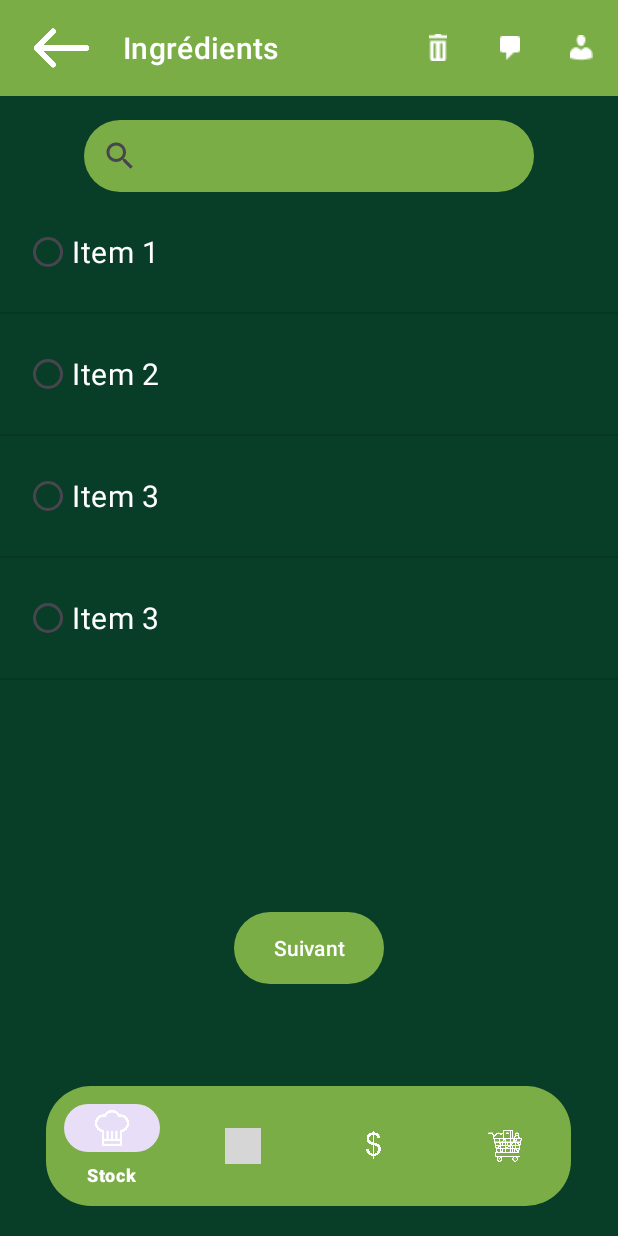
After one commit to hicham2000/Stockify-FrontEnd, an Android app: the ingredients screen opened directly, with no data from a screen before it, on a phone screen of 412 x 824 dp. The commit adds this screen. Run offline under Robolectric (Android 15) with nearby library versions, the light colour scheme and no system bars; grey boxes are pictures that could not be loaded.

Commit message:
add ingredient screen

```diff
--- a/app/src/main/AndroidManifest.xml
+++ b/app/src/main/AndroidManifest.xml
@@ -19,9 +19,11 @@
         android:usesCleartextTraffic="true"
         tools:targetApi="31">
         <activity
+            android:name=".Repas.ingredients"
+            android:exported="true" />
+        <activity
             android:name=".Liste_Course.ModifierProduit"
             android:exported="false" />
-
         <activity
             android:name=".Liste_Course.AjouterProduit"
             android:exported="false" />
--- /dev/null
+++ b/app/src/main/java/com/example/stockifi/Repas/CustomAdapter.java
@@ -0,0 +1,44 @@
+package com.example.stockifi.Repas;
+import android.content.Context;
+import android.view.LayoutInflater;
+import android.view.View;
+import android.view.ViewGroup;
+import android.widget.ArrayAdapter;
+import android.widget.CompoundButton;
+import android.widget.RadioButton;
+import android.widget.RadioGroup;
+
+import com.example.stockifi.R;
+
+import java.util.ArrayList;
+
+public class CustomAdapter extends ArrayAdapter<String> {
+    private ArrayList<Boolean> checkedPositions = new ArrayList<>();
+
+    public CustomAdapter(Context context, ArrayList<String> data) {
+        super(context, 0, data);
+        for (int i = 0; i < data.size(); i++) {
+            checkedPositions.add(false);
+        }
+    }
+
+    @Override
+    public View getView(final int position, View convertView, ViewGroup parent) {
+        if (convertView == null) {
+            convertView = LayoutInflater.from(getContext()).inflate(R.layout.ingredientlist, parent, false);
+        }
+
+        RadioButton radioButton = convertView.findViewById(R.id.radioButtoningredient);
+        radioButton.setChecked(checkedPositions.get(position));
+        radioButton.setText(getItem(position));
+        radioButton.setOnClickListener(new View.OnClickListener() {
+            @Override
+            public void onClick(View v) {
+                checkedPositions.set(position, !checkedPositions.get(position));
+                notifyDataSetChanged();
+            }
+        });
+
+        return convertView;
+    }
+}
--- /dev/null
+++ b/app/src/main/java/com/example/stockifi/Repas/ingredients.java
@@ -0,0 +1,34 @@
+package com.example.stockifi.Repas;
+
+import androidx.appcompat.app.AppCompatActivity;
+
+import android.os.Bundle;
+import android.widget.ArrayAdapter;
+import android.widget.ListView;
+
+import com.example.stockifi.R;
+
+import java.util.ArrayList;
+
+public class ingredients extends AppCompatActivity {
+
+    @Override
+    protected void onCreate(Bundle savedInstanceState) {
+        super.onCreate(savedInstanceState);
+        setContentView(R.layout.activity_ingredients);
+
+        ListView listView = findViewById(R.id.myListViewingredient);
+
+        ArrayList<String> dataList = new ArrayList<>();
+
+
+        dataList.add("Item 1");
+        dataList.add("Item 2");
+        dataList.add("Item 3");
+        dataList.add("Item 3");
+        CustomAdapter adapter = new CustomAdapter(this, dataList);
+
+        listView.setAdapter(adapter);
+
+    }
+}
--- /dev/null
+++ b/app/src/main/res/layout/activity_ingredients.xml
@@ -0,0 +1,106 @@
+<?xml version="1.0" encoding="utf-8"?>
+<RelativeLayout
+xmlns:android="http://schemas.android.com/apk/res/android"
+xmlns:tools="http://schemas.android.com/tools"
+xmlns:app="http://schemas.android.com/apk/res-auto"
+android:layout_width="match_parent"
+android:layout_height="match_parent"
+tools:context=".Repas.ingredients"
+android:orientation="vertical"
+android:background="@color/vert">
+
+<androidx.appcompat.widget.Toolbar
+    android:id="@+id/toolbar"
+    android:layout_width="match_parent"
+    android:layout_height="?attr/actionBarSize"
+    android:background="?attr/colorPrimary">
+
+    <!-- Ajoutez une flèche de retour à la Toolbar -->
+    <ImageView
+        android:id="@+id/toolbar_back_button"
+        android:layout_width="50dp"
+        android:layout_height="wrap_content"
+        android:src="@drawable/fleche"
+        android:layout_gravity="start"
+        android:layout_marginStart="16dp"
+        />
+
+    <com.google.android.material.appbar.MaterialToolbar
+
+        style="@style/Widget.MaterialComponents.Toolbar.Primary"
+        android:layout_width="match_parent"
+        android:layout_height="wrap_content"
+        app:title="@string/ingredient"
+        app:menu="@menu/menu_profil"
+        />
+
+</androidx.appcompat.widget.Toolbar>
+    <com.google.android.material.bottomnavigation.BottomNavigationView
+
+        android:id="@+id/androidx_window_course"
+        android:layout_width="350dp"
+        app:itemIconTint="@color/white"
+        app:itemTextColor="@color/white"
+        android:layout_height="wrap_content"
+        android:layout_alignParentBottom="true"
+        android:layout_centerHorizontal="true"
+        android:layout_marginBottom="20dp"
+        android:background="@drawable/ellipse_menu"
+        app:menu="@menu/menu_bottom_navigation"/>
+
+    <android.widget.SearchView
+        android:id="@+id/searchingredient"
+        android:layout_width="300dp"
+        android:layout_height="wrap_content"
+        android:layout_marginTop="80dp"
+        android:background="@drawable/ellipse_menu"
+        android:layout_centerHorizontal="true"
+
+
+        />
+
+
+
+
+        <LinearLayout
+            android:layout_width="match_parent"
+            android:layout_height="match_parent"
+            android:orientation="vertical"
+            android:layout_below="@+id/searchingredient"
+
+            >
+
+            <ListView
+                android:id="@+id/myListViewingredient"
+                android:layout_width="match_parent"
+                android:layout_height="480dp"
+                android:paddingBottom="20dp"/>
+
+            <Button
+                android:id="@+id/ajouterhgf"
+                android:layout_width="wrap_content"
+                android:layout_height="wrap_content"
+                android:background="@drawable/ellipse_menu"
+                android:text="Suivant"
+                android:layout_gravity="center"
+                android:textColor="@color/white" />
+
+
+
+
+
+
+
+
+
+
+        </LinearLayout>
+
+
+
+
+
+
+
+
+</RelativeLayout>
--- /dev/null
+++ b/app/src/main/res/layout/ingredientlist.xml
@@ -0,0 +1,20 @@
+<?xml version="1.0" encoding="utf-8"?>
+<LinearLayout xmlns:android="http://schemas.android.com/apk/res/android"
+    android:layout_width="match_parent"
+    android:layout_height="wrap_content"
+    android:padding="16dp"
+    android:orientation="horizontal">
+
+    <RadioButton
+        android:id="@+id/radioButtoningredient"
+        android:layout_width="wrap_content"
+        android:layout_height="wrap_content"
+        android:text="Option"
+
+        android:textSize="20sp"
+        android:textColor="#FFFFFF"
+        android:buttonTint="#FFFFFF"
+        android:drawablePadding="50dp"/> <!-- Default checked -->
+
+
+</LinearLayout>
--- a/app/src/main/res/values/strings.xml
+++ b/app/src/main/res/values/strings.xml
@@ -10,6 +10,8 @@
     <string name="accepter">Accepter</string>
     <string name="conditions_utilisation"> les condition d\'utilisation </string>
     <string name="description_regime"> Description regime </string>
+    <string name="ingredient"> Ingrédients </string>
+
     <string name="inscrire">S\'inscrire</string>
     <string-array name="regimes">
         <item>Regimes specieux</item>
```
